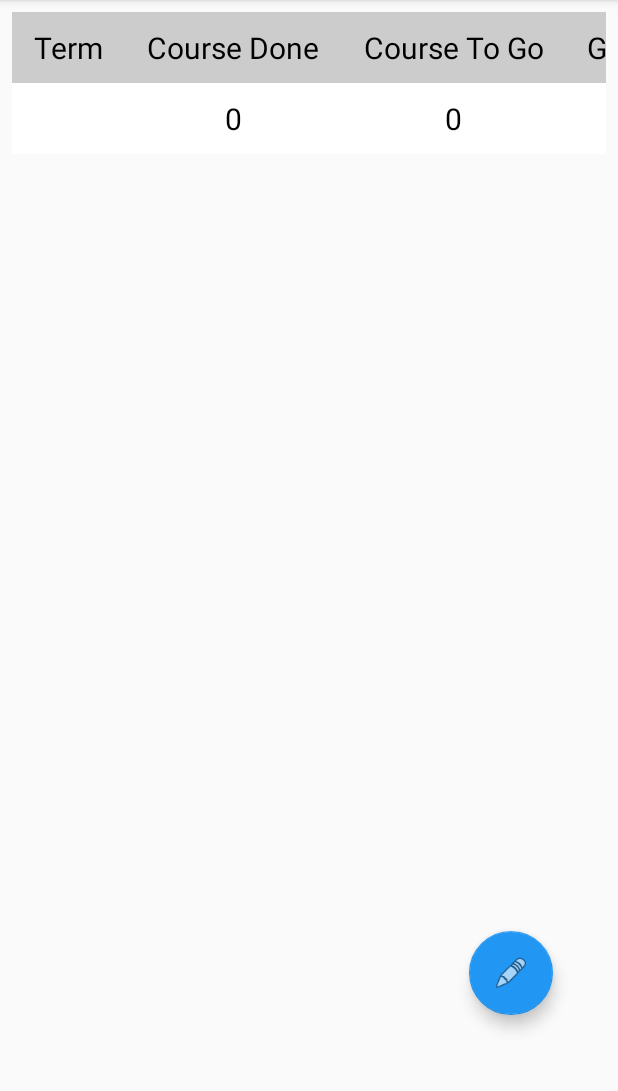
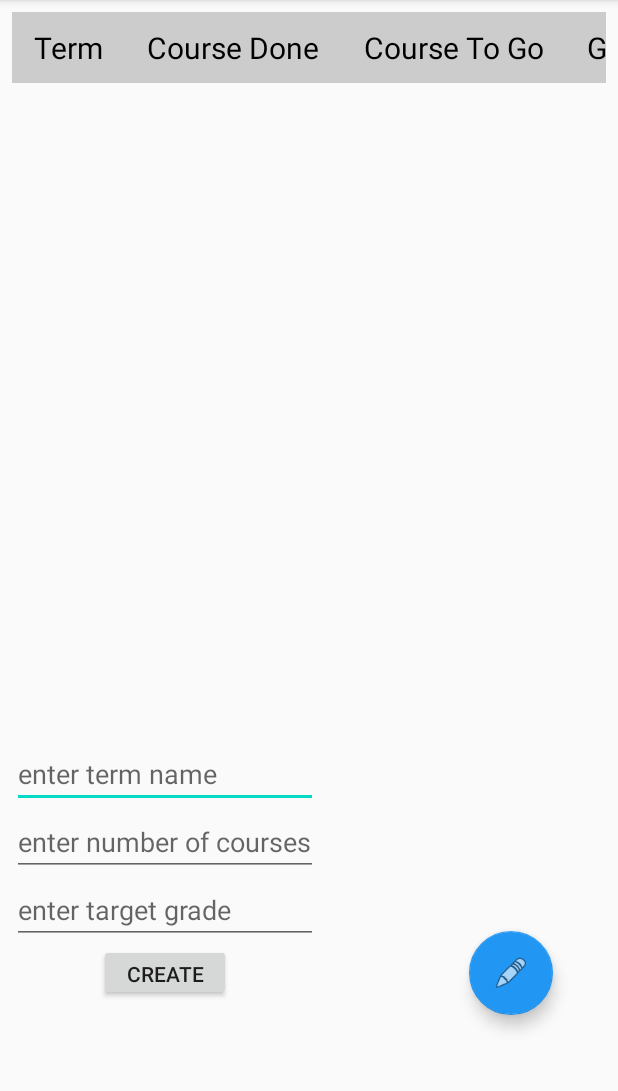
Before and after one commit to Trui-git/GradeTracker, an Android app: the screen it shows after launch (MainActivity), after a tap on "CREATE", on a phone screen of 412 x 824 dp, the part 84-1175 px from its top. Run offline under Robolectric (Android 15) with nearby library versions, the light colour scheme and no system bars; 1 other tap on this screen came first.

Commit message:
add unexpected error handling

```diff
--- a/app/src/main/java/com/trios/gradetracker/MainActivity.java
+++ b/app/src/main/java/com/trios/gradetracker/MainActivity.java
@@ -9,6 +9,7 @@ import android.database.Cursor;
 import android.database.sqlite.SQLiteDatabase;
 import android.graphics.Color;
 import android.os.Bundle;
+import android.text.TextUtils;
 import android.view.Gravity;
 import android.view.View;
 import android.view.Window;
@@ -120,6 +121,19 @@ public class MainActivity extends AppCompatActivity {
         numOfCourses = (EditText) findViewById(R.id.edit_text_num_of_courses);
         termGoal = (EditText) findViewById(R.id.edit_text_target_grade);
 
+        if (TextUtils.isEmpty(termName.getText().toString())) {
+            Toast.makeText(this, "term name is empty!", Toast.LENGTH_SHORT).show();
+            return;
+        }
+        if (TextUtils.isEmpty(numOfCourses.getText().toString())) {
+            Toast.makeText(this, "number of course is empty!", Toast.LENGTH_SHORT).show();
+            return;
+        }
+        if (TextUtils.isEmpty(termGoal.getText().toString())) {
+            Toast.makeText(this, "target grade is empty!", Toast.LENGTH_SHORT).show();
+            return;
+        }
+
         String name = termName.getText().toString();
         int number = Integer.parseInt(numOfCourses.getText().toString());
         int goal = Integer.parseInt(termGoal.getText().toString());
@@ -163,9 +177,9 @@ public class MainActivity extends AppCompatActivity {
     public void getTerms() {
         db = this.openOrCreateDatabase(DB_NAME, MODE_PRIVATE, null);
 
-        String name = "Science";
-        int number = 8;
-        int goal = 99;
+        //String name = "Science";
+        //int number = 8;
+        //int goal = 99;
 
         Cursor c = db.rawQuery("SELECT * FROM tblTerm WHERE status = 'A'", null);
 
@@ -194,39 +208,10 @@ public class MainActivity extends AppCompatActivity {
                 } // if we can move to first
             } // if courses taken NOT null
         } // for - termIDs
-/*
-        for(int i = 0; i < termIDs.size(); i++) {
-            terms.add(termNames.get(i) + " [ " + takenCounts.get(i) + "/" + totalCourses.get(i) + " ]" +
-                    " goal: " + goals.get(i) + "%");
-        }
-*/
+
         db.close();
     } // getTerms()
-/*
-    public void listTerms() {
-        // add the terms(if any) to our listview
-        ArrayAdapter<String> adapter = new ArrayAdapter<String>(this,
-                android.R.layout.simple_list_item_1, terms);
-        ListView listView = (ListView) findViewById(R.id.list_view_terms);
-        listView.setAdapter(adapter);
 
-        // Create a message handling object as an anonymous class.
-        listView.setOnItemClickListener(mMessageClickedHandler);
-    }
-
-    private AdapterView.OnItemClickListener mMessageClickedHandler =
-            new AdapterView.OnItemClickListener()
-            {
-                public void onItemClick(AdapterView parent, View v,
-                                        int position, long id)
-                {
-                    Intent gotoProgress =
-                            new Intent(MainActivity.this, ProgressActivity.class);
-                    gotoProgress.putExtra("termID", termIDs.get(position));
-                    startActivity(gotoProgress);
-                }
-            };
-*/
     @SuppressLint("SetTextI18n")
     public void showTable() {
         TableLayout  tl = (TableLayout) findViewById(R.id.displayTable);
@@ -323,7 +308,7 @@ public class MainActivity extends AppCompatActivity {
                 tableRow.setBackgroundColor(Color.WHITE);
             }
 
-            final int n = i;
+            //final int n = i;
             tableRow.setOnClickListener(new View.OnClickListener() {
                 @Override
                 public void onClick(View v) {
```
Also changed, not shown: app/src/main/java/com/trios/gradetracker/ProgressActivity.java (+17 -6 lines), 1 other file.
